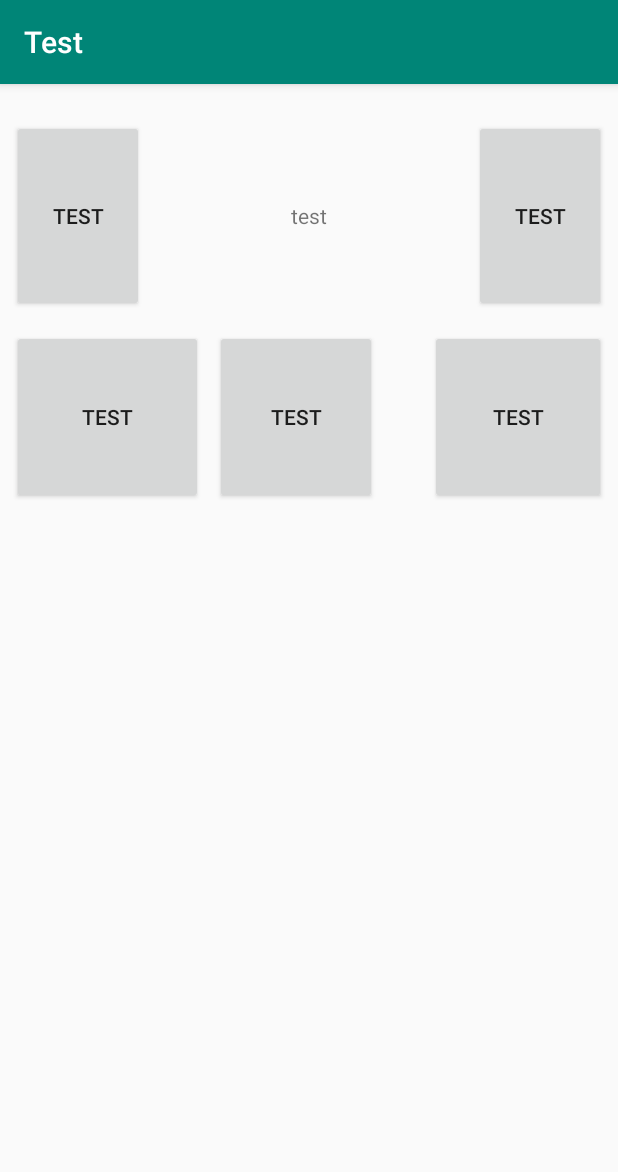
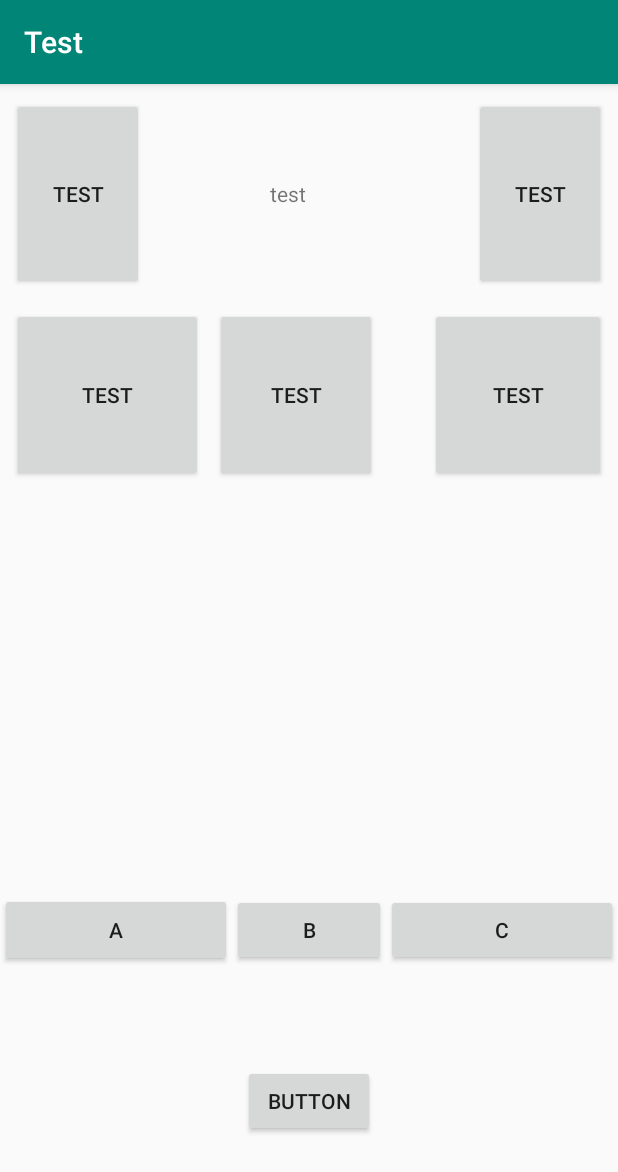
Before and after one commit to LoomisKoo/Test, an Android app: the screen it shows after launch (MainActivity), on a phone screen of 412 x 824 dp. Shown: the top 1172 px of the screen. Run offline under Robolectric (Android 15) with nearby library versions, the phone set to English and light mode, and no system bars.

Commit message:
增加约束布局的比例布局

```diff
--- a/app/src/main/res/layout/activity_main.xml
+++ b/app/src/main/res/layout/activity_main.xml
@@ -54,17 +54,17 @@
         android:layout_height="128dp"
         android:layout_marginStart="8dp"
         android:layout_marginLeft="8dp"
-        android:layout_marginTop="12dp"
+        android:layout_marginTop="8dp"
         android:layout_marginEnd="8dp"
         android:layout_marginRight="8dp"
         android:gravity="center"
         android:text="test"
         app:layout_constraintBottom_toTopOf="@+id/button"
         app:layout_constraintEnd_toStartOf="@+id/button2"
-        app:layout_constraintHorizontal_bias="0.5"
+        app:layout_constraintHorizontal_bias="0.0"
         app:layout_constraintStart_toEndOf="@+id/button3"
         app:layout_constraintTop_toTopOf="parent"
-        tools:text="test1" />
+        app:layout_constraintVertical_bias="0.08"/>
 
     <Button
         android:id="@+id/button3"
@@ -76,4 +76,50 @@
         app:layout_constraintBaseline_toBaselineOf="@+id/textView4"
         app:layout_constraintStart_toStartOf="parent" />
 
+    <Button
+        android:id="@+id/button19"
+        android:layout_width="0dp"
+        android:layout_height="49dp"
+        android:text="A"
+        app:layout_constraintBaseline_toBaselineOf="@+id/button20"
+        app:layout_constraintEnd_toEndOf="parent"
+        app:layout_constraintEnd_toStartOf="@+id/button20"
+        app:layout_constraintHorizontal_chainStyle="spread_inside"
+        app:layout_constraintHorizontal_weight="3"
+        app:layout_constraintStart_toStartOf="parent" />
+
+    <Button
+        android:id="@+id/button20"
+        android:layout_width="0dp"
+        android:layout_height="wrap_content"
+        android:text="B"
+        app:layout_constraintBaseline_toBaselineOf="@+id/button18"
+        app:layout_constraintEnd_toStartOf="@+id/button18"
+        app:layout_constraintHorizontal_weight="2"
+        app:layout_constraintStart_toEndOf="@+id/button19" />
+
+    <Button
+        android:id="@+id/button18"
+        android:layout_width="0dp"
+        android:layout_height="wrap_content"
+        android:layout_marginBottom="180dp"
+        android:text="C"
+        app:layout_constraintBottom_toBottomOf="parent"
+        app:layout_constraintEnd_toEndOf="parent"
+        app:layout_constraintHorizontal_weight="3"
+        app:layout_constraintStart_toEndOf="@+id/button20" />
+
+    <Button
+        android:id="@+id/button21"
+        android:layout_width="wrap_content"
+        android:layout_height="wrap_content"
+        android:text="Button"
+        app:layout_constraintBottom_toBottomOf="parent"
+        app:layout_constraintEnd_toEndOf="parent"
+        app:layout_constraintHorizontal_bias="0.5"
+        app:layout_constraintStart_toStartOf="parent"
+        app:layout_constraintTop_toBottomOf="@+id/button20"
+        app:layout_constraintVertical_bias="0.5" />
+
+
 </android.support.constraint.ConstraintLayout>
```
